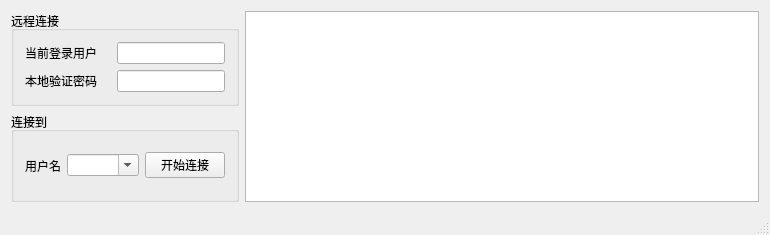
Above: Client/MainDlg.ui from tanaxiusi/NatTunnel before the change. Below: the same form after it.
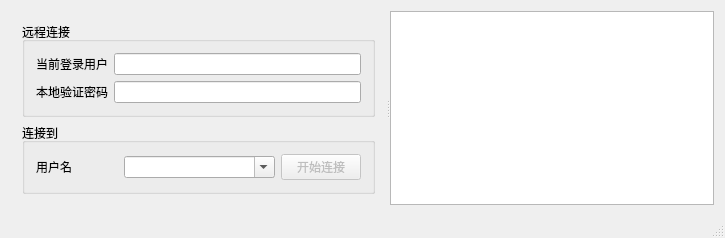
That is the form after the change.

```diff
--- a/Client/MainDlg.ui
+++ b/Client/MainDlg.ui
@@ -6,7 +6,7 @@
    <rect>
     <x>0</x>
     <y>0</y>
-    <width>770</width>
+    <width>725</width>
     <height>235</height>
    </rect>
   </property>
@@ -14,8 +14,13 @@
    <string>NatTunnelClient</string>
   </property>
   <widget class="QWidget" name="centralWidget">
-   <layout class="QHBoxLayout" name="horizontalLayout">
+   <layout class="QVBoxLayout" name="verticalLayout_2">
     <item>
+     <widget class="QSplitter" name="splitter">
+      <property name="orientation">
+       <enum>Qt::Horizontal</enum>
+      </property>
+      <widget class="QWidget" name="layoutWidget">
      <layout class="QVBoxLayout" name="verticalLayout">
       <item>
        <widget class="QGroupBox" name="groupBox">
@@ -35,6 +40,12 @@
          </item>
          <item row="1" column="0">
           <widget class="QLabel" name="label">
+             <property name="sizePolicy">
+              <sizepolicy hsizetype="Fixed" vsizetype="Preferred">
+               <horstretch>0</horstretch>
+               <verstretch>0</verstretch>
+              </sizepolicy>
+             </property>
            <property name="text">
             <string>本地验证密码</string>
            </property>
@@ -42,6 +53,12 @@
          </item>
          <item row="0" column="0">
           <widget class="QLabel" name="label_3">
+             <property name="sizePolicy">
+              <sizepolicy hsizetype="Fixed" vsizetype="Preferred">
+               <horstretch>0</horstretch>
+               <verstretch>0</verstretch>
+              </sizepolicy>
+             </property>
            <property name="text">
             <string>当前登录用户</string>
            </property>
@@ -74,11 +91,39 @@
         <layout class="QHBoxLayout" name="horizontalLayout_2">
          <item>
           <widget class="QLabel" name="label_2">
+             <property name="sizePolicy">
+              <sizepolicy hsizetype="Fixed" vsizetype="Preferred">
+               <horstretch>0</horstretch>
+               <verstretch>0</verstretch>
+              </sizepolicy>
+             </property>
            <property name="text">
             <string>用户名</string>
            </property>
           </widget>
          </item>
+           <item>
+            <widget class="QPushButton" name="btnRefreshOnlineUser">
+             <property name="sizePolicy">
+              <sizepolicy hsizetype="Fixed" vsizetype="Fixed">
+               <horstretch>0</horstretch>
+               <verstretch>0</verstretch>
+              </sizepolicy>
+             </property>
+             <property name="text">
+              <string/>
+             </property>
+             <property name="iconSize">
+              <size>
+               <width>20</width>
+               <height>20</height>
+              </size>
+             </property>
+             <property name="flat">
+              <bool>true</bool>
+             </property>
+            </widget>
+           </item>
          <item>
           <widget class="QComboBox" name="comboBoxPeerUserName">
            <property name="sizePolicy">
@@ -94,6 +139,15 @@
          </item>
          <item>
           <widget class="QPushButton" name="btnTunnel">
+             <property name="enabled">
+              <bool>false</bool>
+             </property>
+             <property name="sizePolicy">
+              <sizepolicy hsizetype="Fixed" vsizetype="Fixed">
+               <horstretch>0</horstretch>
+               <verstretch>0</verstretch>
+              </sizepolicy>
+             </property>
            <property name="text">
             <string>开始连接</string>
            </property>
@@ -103,9 +157,14 @@
        </widget>
       </item>
      </layout>
-    </item>
-    <item>
+      </widget>
      <widget class="QTableView" name="tableView">
+       <property name="sizePolicy">
+        <sizepolicy hsizetype="Expanding" vsizetype="Expanding">
+         <horstretch>0</horstretch>
+         <verstretch>0</verstretch>
+        </sizepolicy>
+       </property>
       <property name="editTriggers">
        <set>QAbstractItemView::NoEditTriggers</set>
       </property>
@@ -113,6 +172,7 @@
        <bool>true</bool>
       </property>
      </widget>
+     </widget>
     </item>
    </layout>
   </widget>
```
Left out of the diff: 2 changed lines with no effect on the pictures. Lines whose indentation alone changed are shown as unchanged.
